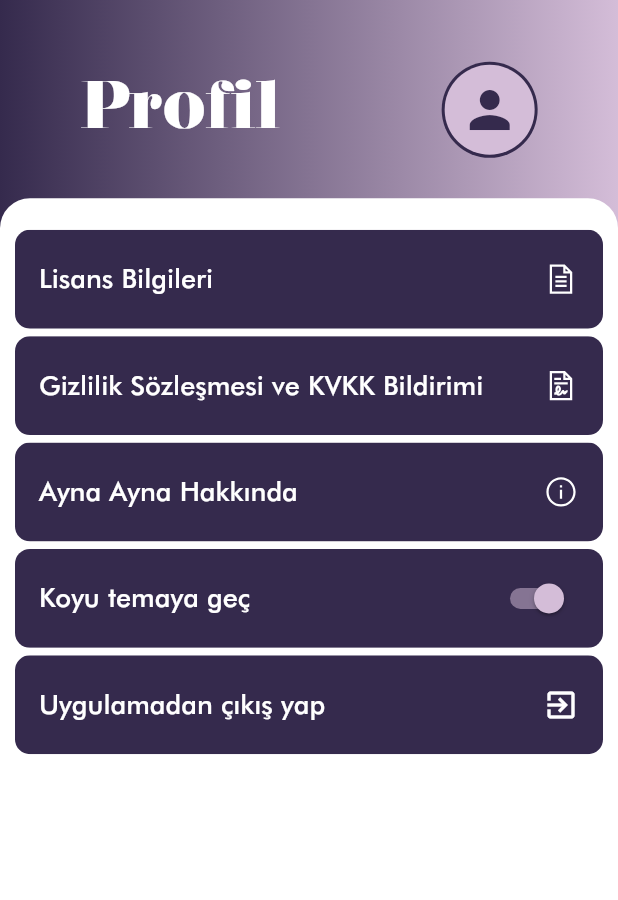
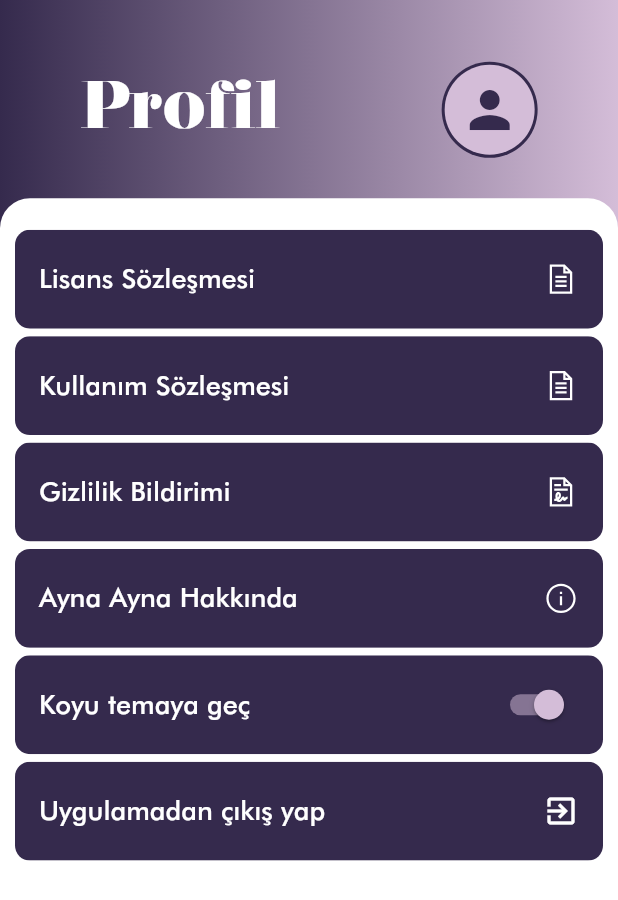
Before and after one commit to hicretay/estetik_vitrini, a Flutter app: the SettingsPage screen opened directly, on a phone screen of 412 x 824 dp. Shown: the top 900 px of the screen. Run offline on Flutter 3.47's test engine with Material 2 defaults, Android fonts, the phone set to English and light mode, and no system bars; drawn by our look-alikes of flutter_progress_hud; our stand-ins replace carousel_pro, connectivity, flutter_svg, font_awesome_flutter, line_icons, pull_to_refresh and 5 more; missing offline and left inert: searchable_dropdown; accounts and stored records are empty; project files that could hold a hidden picture were left out.

Commit message:
Update settingsPage.dart

```diff
--- a/ev_mobil/lib/screens/settingsPage.dart
+++ b/ev_mobil/lib/screens/settingsPage.dart
@@ -78,17 +78,27 @@ class _SettingsPageState extends State<SettingsPage> {
                         children: [
                           SizedBox(height: defaultPadding),
                             ListTileWidget(
-                            text: "Lisans Bilgileri",
+                            text: "Lisans Sözleşmesi",
                             child: LineIcon(LineIcons.fileAlt,color: white),
                             onTap: (){
                               final progressHUD = ProgressHUD.of(context);
                               progressHUD.show();
-                              Navigator.push(context, MaterialPageRoute(builder: (context)=> GoogleMapPage(locationUrl: "https://aynaayna.biz/lisansbilgileri.html")));
+                              Navigator.push(context, MaterialPageRoute(builder: (context)=> GoogleMapPage(locationUrl: "https://aynaayna.biz/lisanssozlesmesi.html")));
+                              progressHUD.dismiss();
+                            },
+                          ),
+                           ListTileWidget(
+                            text: "Kullanım Sözleşmesi",
+                            child: LineIcon(LineIcons.fileAlt,color: white),
+                            onTap: (){
+                              final progressHUD = ProgressHUD.of(context);
+                              progressHUD.show();
+                              Navigator.push(context, MaterialPageRoute(builder: (context)=> GoogleMapPage(locationUrl: "https://aynaayna.biz/kullanimsozlesmesi.html")));
                               progressHUD.dismiss();
                             },
                           ),
                           ListTileWidget(
-                            text: "Gizlilik Sözleşmesi ve KVKK Bildirimi",
+                            text: "Gizlilik Bildirimi",
                             child: LineIcon(LineIcons.fileContract,color: white),
                             onTap: (){
                               final progressHUD = ProgressHUD.of(context);
```
